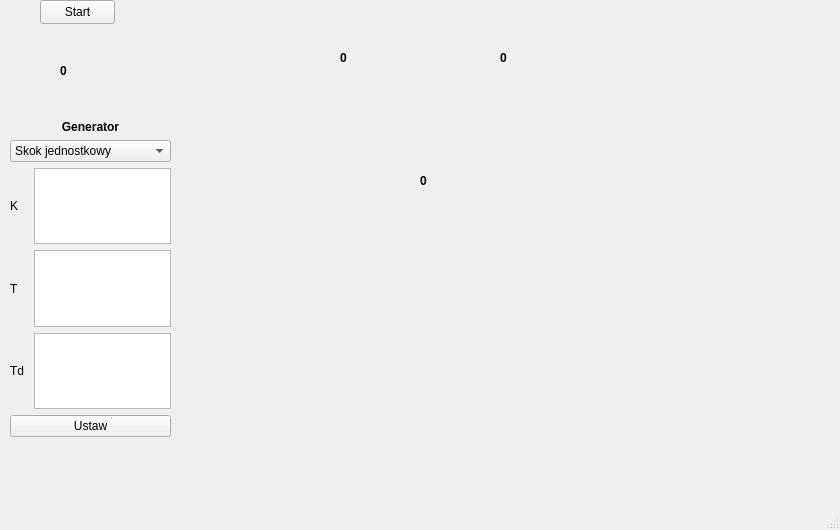
The window that GUI/mainwindow.ui (kacpereqo/regulatix) describes before a commit, drawn with Qt 5.
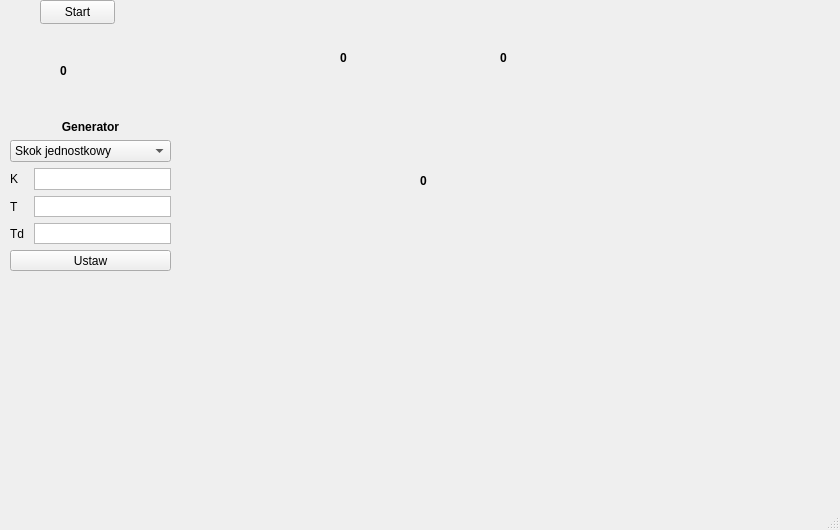
The same window after the commit. Icons and pictures are not drawn.

Patch:
```diff
--- a/GUI/mainwindow.ui
+++ b/GUI/mainwindow.ui
@@ -26,7 +26,7 @@
       <x>10</x>
       <y>120</y>
       <width>161</width>
-      <height>317</height>
+      <height>151</height>
      </rect>
     </property>
     <layout class="QVBoxLayout" name="verticalLayout_2">
```
Left out of the diff: 2 changed lines with no effect on the pictures.
